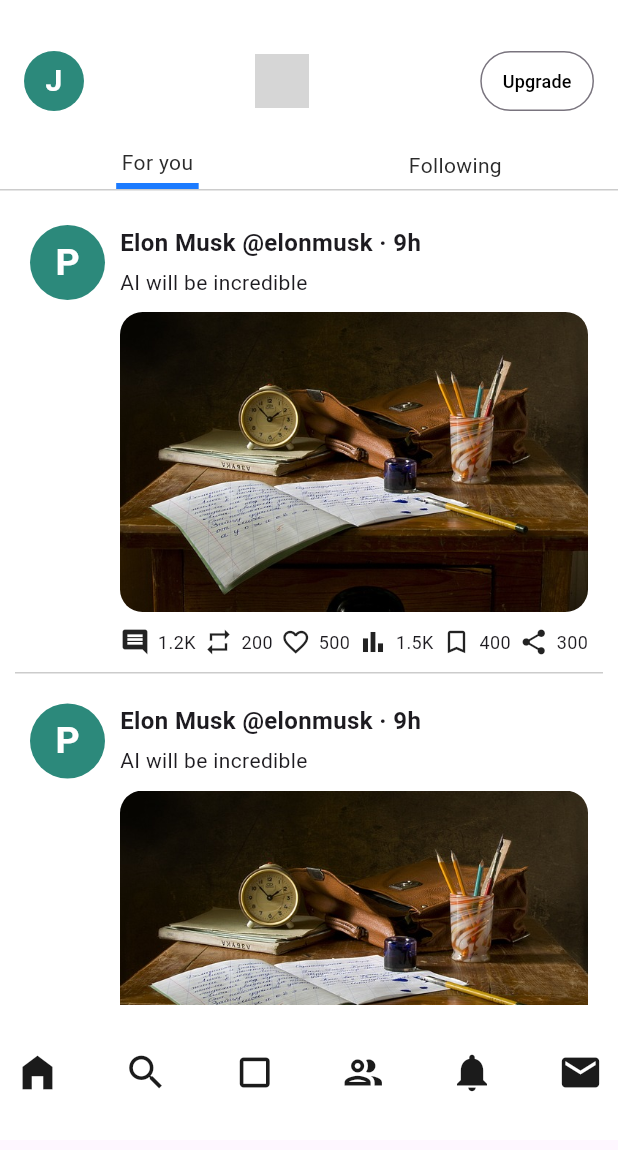
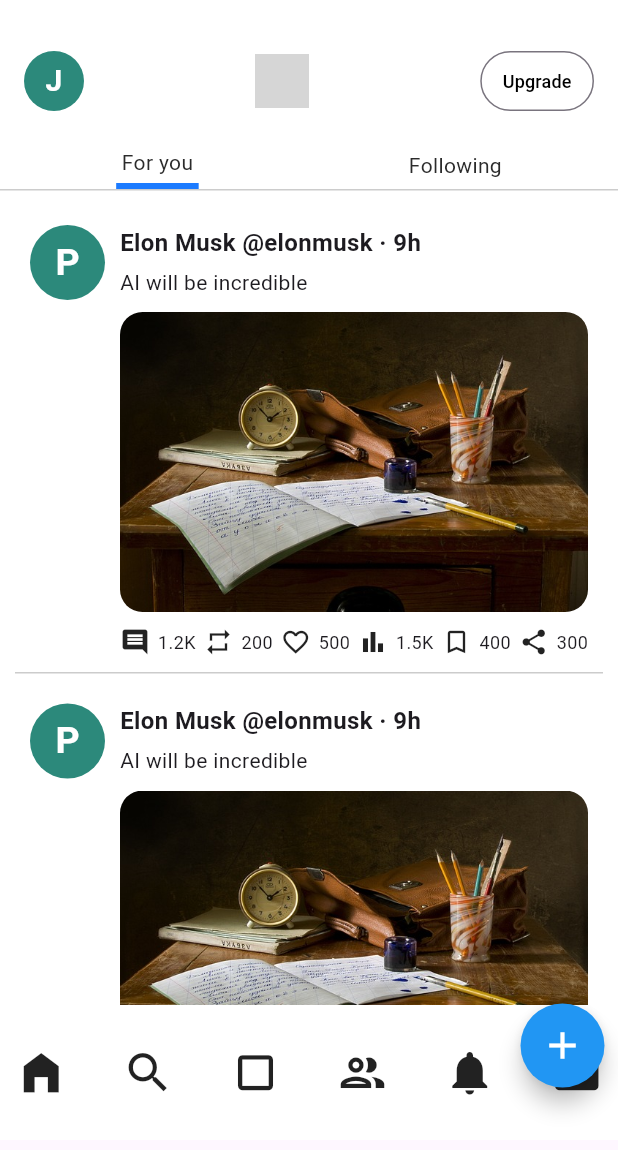
Before and after one commit to JuanAmezquitaAgredo/clone_X, a Flutter app: the screen it shows after launch, on a phone screen of 412 x 824 dp. Shown: the top 1150 px of the screen. Run offline on Flutter 3.47's test engine with Material 3 defaults, Android fonts, the phone set to English and light mode, and no system bars; grey boxes are pictures that could not be loaded.

Commit message:
add button add

```diff
--- a/lib/views/dashboard_view.dart
+++ b/lib/views/dashboard_view.dart
@@ -3,19 +3,43 @@ import 'package:cpoy_x_app/secctions/body_section.dart';
 import 'package:cpoy_x_app/secctions/buttonsappbar_section.dart';
 import 'package:flutter/material.dart';
 
-class DashboardView extends StatelessWidget {
+class DashboardView extends StatefulWidget {
   const DashboardView({super.key});
 
   @override
+  State<DashboardView> createState() => _DashboardViewState();
+}
+
+class _DashboardViewState extends State<DashboardView> {
+  @override
   Widget build(BuildContext context) {
-    return const Scaffold(
-      body: Column(
+    return Scaffold(
+      body: const Column(
         children: [
           AppBarComp(),
           BodySection(),
           ButtonsappbarSection()
         ],
       ),
+      floatingActionButton: FloatingActionButton(
+        onPressed: (){},
+        backgroundColor: Colors.blue,
+        foregroundColor: Colors.white,
+        shape: RoundedRectangleBorder(
+          borderRadius: BorderRadius.circular(50)
+        ),
+        child: const Icon( Icons.add,size: 30,),
+      ),
+      floatingActionButtonLocation: CustomFABLocation(),
     );
   }
 }
+
+class CustomFABLocation extends FloatingActionButtonLocation{
+  @override
+  Offset getOffset(ScaffoldPrelayoutGeometry scaffoldGeometry) {
+    double x = scaffoldGeometry.scaffoldSize.width - 65;
+    double y = scaffoldGeometry.scaffoldSize.height - 155;
+    return Offset(x, y);
+  }
+}
--- a/lib/widgets/iconmenu_widget.dart
+++ b/lib/widgets/iconmenu_widget.dart
@@ -32,14 +32,12 @@ class _IconMenuWidgetState extends State<IconMenuWidget> {
       onTap: _toggleIconStyle,
       child: Container(
         decoration: const BoxDecoration(
-          shape: BoxShape.circle, // Asegura un botón circular
           color: Colors.transparent, // Fondo completamente transparente
         ),
         padding: const EdgeInsets.all(10), // Espaciado interno
         child: Icon(
           widget.icon,
-          size: _isPressed ? 35 : 30, // Simula efecto de negrita con tamaño
-          color: _isPressed ? Colors.black : const Color.fromARGB(255, 27, 27, 27), // Cambia color al presionar
+          size: 35,
         ),
       ),
     );
```
